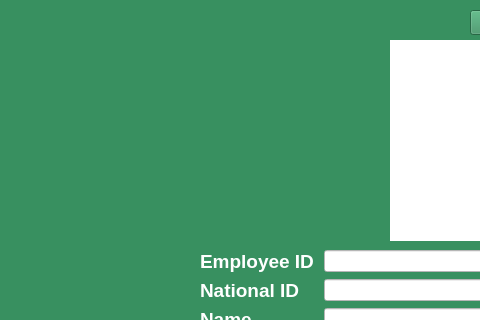
The window that addgardener.ui (Rabsoninnora/RoseGardenPlantCareSystem) describes before a commit, drawn with Qt 5; both pictures show x 0 to 480 and y 0 to 320 of the 934 by 754 pixel window.
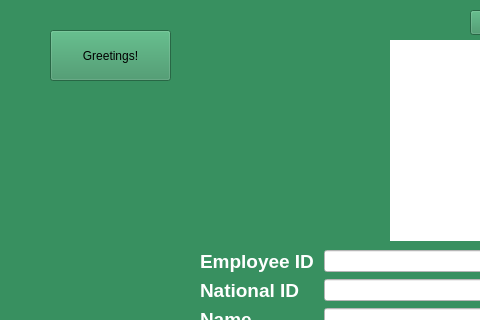
The same window after the commit.

What changed in the file:
```diff
--- a/addgardener.ui
+++ b/addgardener.ui
@@ -261,6 +261,19 @@
     <string/>
    </property>
   </widget>
+  <widget class="QPushButton" name="pushButton_btn_greet">
+   <property name="geometry">
+    <rect>
+     <x>50</x>
+     <y>30</y>
+     <width>121</width>
+     <height>51</height>
+    </rect>
+   </property>
+   <property name="text">
+    <string>Greetings!</string>
+   </property>
+  </widget>
  </widget>
  <resources/>
  <connections/>
```
